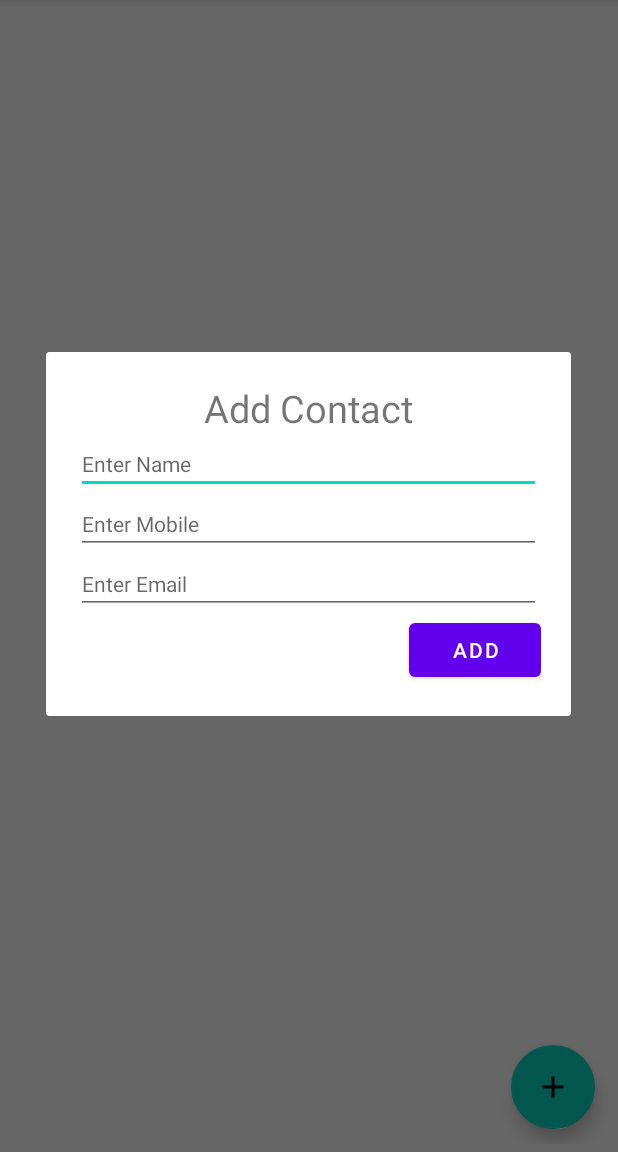
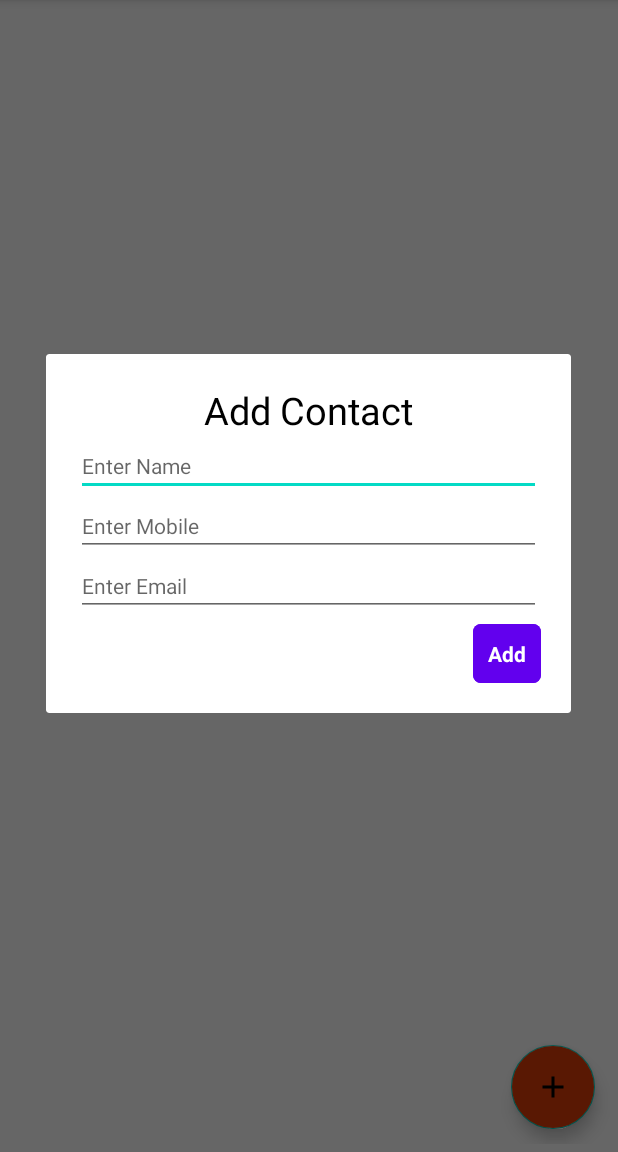
Before and after one commit to irsupera/JAV1001-Contacts, an Android app: the screen it shows after launch (MainActivity), after a tap on an icon or button, on a phone screen of 412 x 824 dp, the part 84-1236 px from its top. Run offline under Robolectric (Android 15) with nearby library versions, the light colour scheme and no system bars.

Commit message:
Added themes/styles
Added themes/styles for both light and night mode

```diff
--- a/app/src/main/res/drawable/ic_baseline_add_24.xml
+++ b/app/src/main/res/drawable/ic_baseline_add_24.xml
@@ -1,10 +1,5 @@
-<vector xmlns:android="http://schemas.android.com/apk/res/android"
-    android:width="24dp"
-    android:height="24dp"
-    android:viewportWidth="24"
-    android:viewportHeight="24"
-    android:tint="?attr/colorControlNormal">
-  <path
-      android:fillColor="@android:color/white"
-      android:pathData="M19,13h-6v6h-2v-6H5v-2h6V5h2v6h6v2z"/>
+<vector android:height="24dp" android:tint="#FFFFFF"
+    android:viewportHeight="24" android:viewportWidth="24"
+    android:width="24dp" xmlns:android="http://schemas.android.com/apk/res/android">
+    <path android:fillColor="@android:color/white" android:pathData="M19,13h-6v6h-2v-6H5v-2h6V5h2v6h6v2z"/>
 </vector>
--- a/app/src/main/res/layout/activity_main.xml
+++ b/app/src/main/res/layout/activity_main.xml
@@ -11,8 +11,7 @@
     <androidx.recyclerview.widget.RecyclerView
         android:id="@+id/rv_contacts"
         android:layout_width="match_parent"
-        android:layout_height="match_parent"
-        android:layout_below="@id/edt_email" />
+        android:layout_height="match_parent" />
 
     <com.google.android.material.floatingactionbutton.FloatingActionButton
         android:id="@+id/btn_dialog"
@@ -24,6 +23,7 @@
         android:layout_marginTop="10dp"
         android:layout_marginEnd="10dp"
         android:layout_marginBottom="10dp"
+        android:backgroundTint="@color/orange_500"
         android:src="@drawable/ic_baseline_add_24" />
 
 </RelativeLayout>
--- a/app/src/main/res/layout/add_update.xml
+++ b/app/src/main/res/layout/add_update.xml
@@ -45,6 +45,8 @@
         android:layout_width="wrap_content"
         android:layout_height="wrap_content"
         android:layout_gravity="right"
-        android:text="Add" />
+        android:layout_marginTop="5dp"
+        android:text="Add"
+        android:textStyle="bold" />
 
 </LinearLayout>
--- a/app/src/main/res/layout/contacts_item.xml
+++ b/app/src/main/res/layout/contacts_item.xml
@@ -28,18 +28,16 @@ app:cardCornerRadius="8dp">
         android:layout_toRightOf="@id/image"
         android:padding="5dp"
         android:text="Name"
-        android:textColor="@color/black"
         android:textSize="20dp" />
 
     <TextView
         android:id="@+id/txv_label_mobile"
         android:layout_width="wrap_content"
         android:layout_height="wrap_content"
+        android:layout_below="@id/txv_name"
         android:layout_toRightOf="@id/image"
-        android:layout_below="@id/txv_name"
         android:padding="3dp"
         android:text="Mobile"
-        android:textColor="@color/black"
         android:textSize="12dp" />
 
     <TextView
@@ -50,18 +48,16 @@ app:cardCornerRadius="8dp">
         android:layout_toRightOf="@id/txv_label_mobile"
         android:padding="3dp"
         android:text="Mobile number"
-        android:textColor="@color/black"
         android:textSize="12dp" />
 
     <TextView
         android:id="@+id/txv_label_email"
         android:layout_width="wrap_content"
         android:layout_height="wrap_content"
+        android:layout_below="@id/txv_mobile"
         android:layout_toRightOf="@id/image"
-        android:layout_below="@id/txv_mobile"
         android:padding="5dp"
         android:text="Email"
-        android:textColor="@color/black"
         android:textSize="12dp" />
 
     <TextView
@@ -72,7 +68,6 @@ app:cardCornerRadius="8dp">
         android:layout_toRightOf="@id/txv_label_email"
         android:padding="5dp"
         android:text="Email address"
-        android:textColor="@color/black"
         android:textSize="12dp" />
 
 </RelativeLayout>
--- a/app/src/main/res/values-night/themes.xml
+++ b/app/src/main/res/values-night/themes.xml
@@ -12,5 +12,17 @@
         <!-- Status bar color. -->
         <item name="android:statusBarColor" tools:targetApi="l">?attr/colorPrimaryVariant</item>
         <!-- Customize your theme here. -->
+        <item name="android:textViewStyle">@style/tvstyle</item>
+        <item name="materialButtonStyle">@style/btstyle</item>
+    </style>
+    <style name="tvstyle">
+        <item name="android:textColor">@color/white</item>
+    </style>
+    <style name="btstyle">
+        <item name="android:textColor">@color/white</item>
+        <item name="android:textAlignment">center</item>
+        <item name="android:padding">10dp</item>
+        <item name="cornerRadius">5dp</item>
+        <item name="android:backgroundTint">@color/orange_500</item>
     </style>
 </resources>
--- a/app/src/main/res/values/colors.xml
+++ b/app/src/main/res/values/colors.xml
@@ -5,6 +5,8 @@
     <color name="purple_700">#FF3700B3</color>
     <color name="teal_200">#FF03DAC5</color>
     <color name="teal_700">#FF018786</color>
+    <color name="orange_200">#FFFA5C2A</color>
+    <color name="orange_500">#FFDF3C08</color>
     <color name="black">#FF000000</color>
     <color name="white">#FFFFFFFF</color>
 </resources>
--- a/app/src/main/res/values/themes.xml
+++ b/app/src/main/res/values/themes.xml
@@ -12,5 +12,17 @@
         <!-- Status bar color. -->
         <item name="android:statusBarColor" tools:targetApi="l">?attr/colorPrimaryVariant</item>
         <!-- Customize your theme here. -->
+        <item name="android:textViewStyle">@style/tvstyle</item>
+        <item name="materialButtonStyle">@style/btstyle</item>
+    </style>
+    <style name="tvstyle">
+        <item name="android:textColor">@color/black</item>
+    </style>
+    <style name="btstyle">
+        <item name="android:textColor">@color/white</item>
+        <item name="android:textAlignment">center</item>
+        <item name="android:padding">10dp</item>
+        <item name="cornerRadius">5dp</item>
+        <item name="android:backgroundTint">@color/purple_500</item>
     </style>
 </resources>
```
